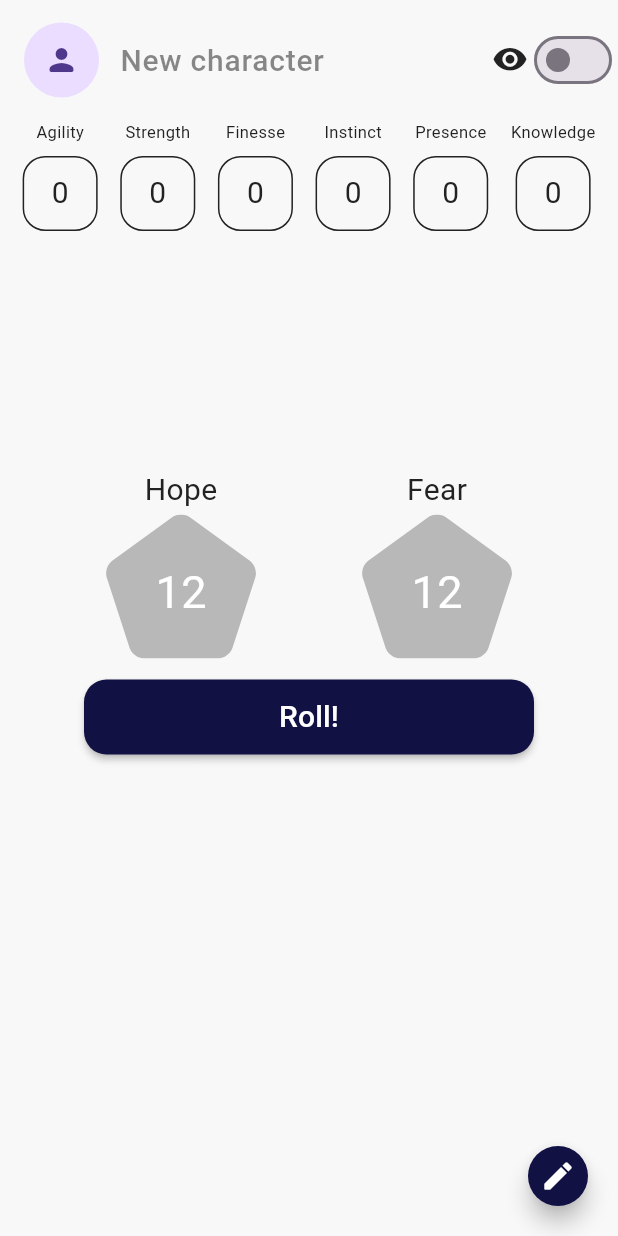
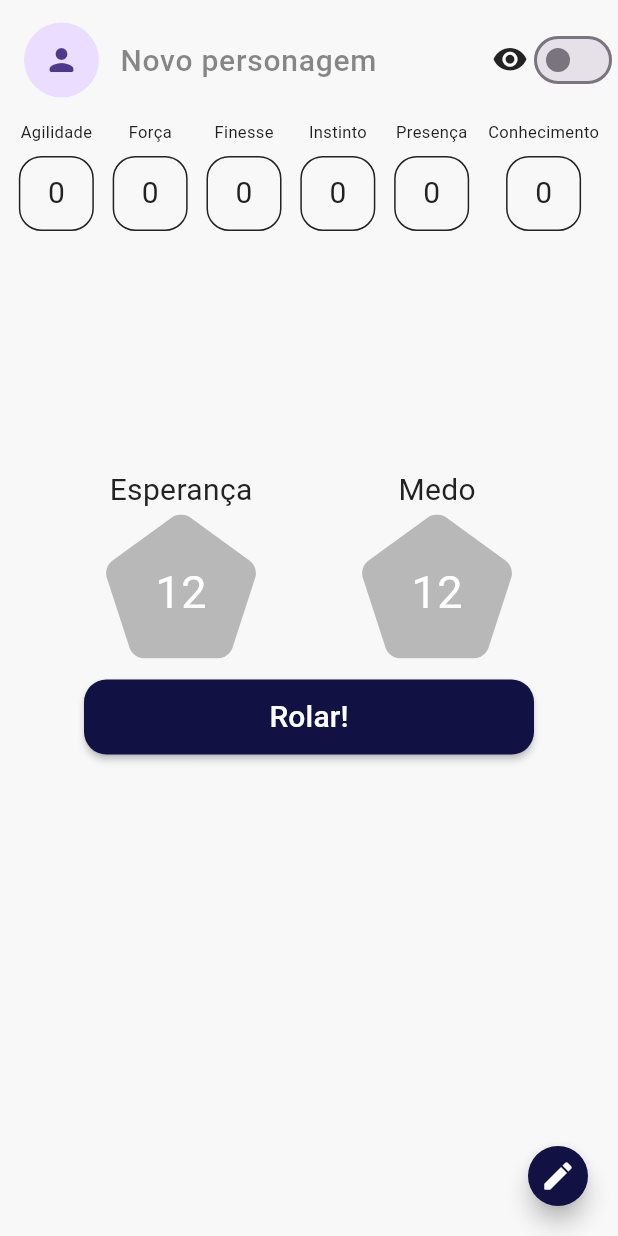
Before and after one commit to coffeelipe/daggerheart-dynamic, a Flutter app: the screen it shows after launch, on a phone screen of 412 x 824 dp. Run offline on Flutter 3.47's test engine with Material 3 defaults, Android fonts, the phone set to English and light mode, and no system bars; our stand-ins replace flutter_colorpicker, flutter_svg, image_picker, shared_preferences; Roboto replaces fonts that are missing (Poppins).

Commit message:
Translates the UI to portuguese

```diff
--- a/dh_dynamic_project/lib/pages/home_page.dart
+++ b/dh_dynamic_project/lib/pages/home_page.dart
@@ -29,7 +29,7 @@ class _HomePageState extends State<HomePage> {
 
   bool _isLoading = true;
   double _loadingProgress = 0.0;
-  String _loadingMessage = 'Loading...';
+  String _loadingMessage = 'Carregando...';
 
   bool isInEditMode = false;
   bool areLabelsHidden = false;
@@ -44,7 +44,7 @@ class _HomePageState extends State<HomePage> {
   int finalFearVal = 12;
 
   int resultValue = 0;
-  String characterName = 'Kaeros de Skaldrith';
+  String characterName = '';
   List<String> rollHistory = [];
 
   @override
@@ -74,9 +74,14 @@ class _HomePageState extends State<HomePage> {
     return _isLoading
         ? Scaffold(
             body: Center(
-              child: LinearProgressIndicator(
-                value: _loadingProgress,
-                color: Pallete.mainColor,
+              child: Column(
+                children: [
+                  LinearProgressIndicator(
+                    value: _loadingProgress,
+                    color: Pallete.mainColor,
+                  ),
+                  Text(_loadingMessage),
+                ],
               ),
             ),
           )
@@ -147,7 +152,7 @@ class _HomePageState extends State<HomePage> {
                       decoration: InputDecoration(
                         isDense: true,
                         contentPadding: EdgeInsets.all(10),
-                        hintText: 'New character',
+                        hintText: 'Novo personagem',
                         enabledBorder: OutlineInputBorder(
                           borderSide: BorderSide(
                             color: isInEditMode
@@ -208,7 +213,7 @@ class _HomePageState extends State<HomePage> {
               },
               backgroundColor: Pallete.mainColor,
               mini: true,
-              tooltip: 'Edit sheet',
+              tooltip: 'Editar ficha',
               shape: CircleBorder(),
               child: Icon(
                 isInEditMode ? Icons.check_rounded : Icons.edit_rounded,
@@ -237,8 +242,8 @@ class _HomePageState extends State<HomePage> {
                         Row(
                           mainAxisAlignment: MainAxisAlignment.spaceEvenly,
                           children: [
-                            _buildLabeledDie(hopeDieVal, 'Hope', true),
-                            _buildLabeledDie(fearDieVal, 'Fear', false),
+                            _buildLabeledDie(hopeDieVal, 'Esperança', true),
+                            _buildLabeledDie(fearDieVal, 'Medo', false),
                           ],
                         ),
                         Padding(
@@ -256,7 +261,7 @@ class _HomePageState extends State<HomePage> {
                               minimumSize: Size(300, 50),
                             ),
                             child: Text(
-                              'Roll!',
+                              'Rolar!',
                               style: TextStyle(fontSize: 20),
                             ),
                           ),
@@ -274,15 +279,15 @@ class _HomePageState extends State<HomePage> {
                                             MainAxisAlignment.center,
                                         children: [
                                           if (finalHopeVal == finalFearVal) ...[
-                                            Text('CRITICAL SUCCESS!'),
+                                            Text('SUCESSO CRÍTICO!'),
                                             Text(
-                                              'You clean 1 stress point and gain 1 hope.',
+                                              'Você limpa 1 stress e ganha 1 esperança.',
                                             ),
                                           ] else ...[
                                             Text(resultValue.toString()),
                                             RichText(
                                               text: TextSpan(
-                                                text: 'You rolled with ',
+                                                text: 'Você rolou com ',
                                                 style: TextStyle(
                                                   color: themeProvider
                                                           .isDarkModeOn
@@ -293,8 +298,8 @@ class _HomePageState extends State<HomePage> {
                                                   TextSpan(
                                                     text: finalHopeVal >
                                                             finalFearVal
-                                                        ? 'HOPE!'
-                                                        : 'FEAR!',
+                                                        ? 'ESPERANÇA!'
+                                                        : 'MEDO!',
                                                     style: TextStyle(
                                                       color: finalHopeVal >
                                                               finalFearVal
@@ -308,15 +313,15 @@ class _HomePageState extends State<HomePage> {
                                               ),
                                             ),
                                             Text(finalHopeVal > finalFearVal
-                                                ? 'You gain 1 hope'
-                                                : 'The GM may add a fear token to the pool.'),
+                                                ? 'Você ganha 1 eperança.'
+                                                : 'O GM adiciona uma ficha à pilha de medos'),
                                           ],
                                           SizedBox(height: 20),
                                           Row(
                                             mainAxisAlignment:
                                                 MainAxisAlignment.start,
                                             children: [
-                                              Text('History'),
+                                              Text('Histórico'),
                                               Icon(Icons.history),
                                             ],
                                           ),
@@ -390,16 +395,16 @@ class _HomePageState extends State<HomePage> {
 
         resultValue = finalHopeVal + finalFearVal + modifier;
 
-        final String hopeOrFear = finalHopeVal > finalFearVal ? 'HOPE' : 'FEAR';
+        final String hopeOrFear = finalHopeVal > finalFearVal ? 'ESPERANÇA' : 'MEDO';
 
         if (finalHopeVal == finalFearVal) {
           rollHistory.add(
-              'CRITICAL SUCCESS: $finalHopeVal(hope) + $finalFearVal(fear).');
+              'SUCESSO CRÍTICO: d12(Esperança: $finalHopeVal) + d12(Medo: $finalFearVal).');
         } else {
           rollHistory.add(
             modifier > 0
-                ? '$resultValue with $hopeOrFear: $finalHopeVal(hope) + $finalFearVal(fear) + $modifier($tappedStatName).'
-                : '$resultValue with $hopeOrFear: $finalHopeVal(hope) + $finalFearVal(fear).',
+                ? '$resultValue com $hopeOrFear: d12(Esperança: $finalHopeVal) + d12(Medo: $finalFearVal) + $modifier ($tappedStatName).'
+                : '$resultValue com $hopeOrFear: d12(Esperança: $finalHopeVal) + d12(Medo: $finalFearVal).',
           );
         }
 
@@ -470,7 +475,7 @@ class _HomePageState extends State<HomePage> {
 
     setState(() {
       _loadingProgress = 0.2;
-      _loadingMessage = 'Loading character name';
+      _loadingMessage = 'Carregando nome do personagem';
     });
 
     final int? hopeColorVal = prefs.getInt('currentHopeColor');
@@ -481,7 +486,7 @@ class _HomePageState extends State<HomePage> {
 
     setState(() {
       _loadingProgress = 0.4;
-      _loadingMessage = 'Loading dice colors';
+      _loadingMessage = 'Carregando dados personalizados';
     });
 
     if (hopeColorVal != null && fearColorVal != null) {
@@ -491,7 +496,7 @@ class _HomePageState extends State<HomePage> {
 
     setState(() {
       _loadingProgress = 0.6;
-      _loadingMessage = 'Loading stats';
+      _loadingMessage = 'Carregando estatísticas';
     });
 
     if (savedStatsJson != null) {
@@ -509,7 +514,7 @@ class _HomePageState extends State<HomePage> {
 
     setState(() {
       _loadingProgress = 1.0;
-      _loadingMessage = 'Done!';
+      _loadingMessage = 'Pronto!';
       _isLoading = false;
     });
   }
--- a/dh_dynamic_project/lib/widgets/stats_bar.dart
+++ b/dh_dynamic_project/lib/widgets/stats_bar.dart
@@ -18,12 +18,12 @@ class StatsBar extends StatefulWidget {
 
 class StatsBarState extends State<StatsBar> {
   final List<Map<String, dynamic>> stats = [
-    {'name': 'Agility', 'mod': 0},
-    {'name': 'Strength', 'mod': 0},
+    {'name': 'Agilidade', 'mod': 0},
+    {'name': 'Força', 'mod': 0},
     {'name': 'Finesse', 'mod': 0},
-    {'name': 'Instinct', 'mod': 0},
-    {'name': 'Presence', 'mod': 0},
-    {'name': 'Knowledge', 'mod': 0},
+    {'name': 'Instinto', 'mod': 0},
+    {'name': 'Presença', 'mod': 0},
+    {'name': 'Conhecimento', 'mod': 0},
   ];
 
   List<Map<String, dynamic>> getCurrentStats() {
@@ -31,7 +31,6 @@ class StatsBarState extends State<StatsBar> {
   }
 
   void setStatsFromList(List<dynamic> loadedStats) {
-    print('Updating stats from saved data: $loadedStats');
     setState(() {
       for (var i = 0; i < loadedStats.length && i < stats.length; i++) {
         stats[i]['mod'] = loadedStats[i]['mod'] ?? 0;
```
